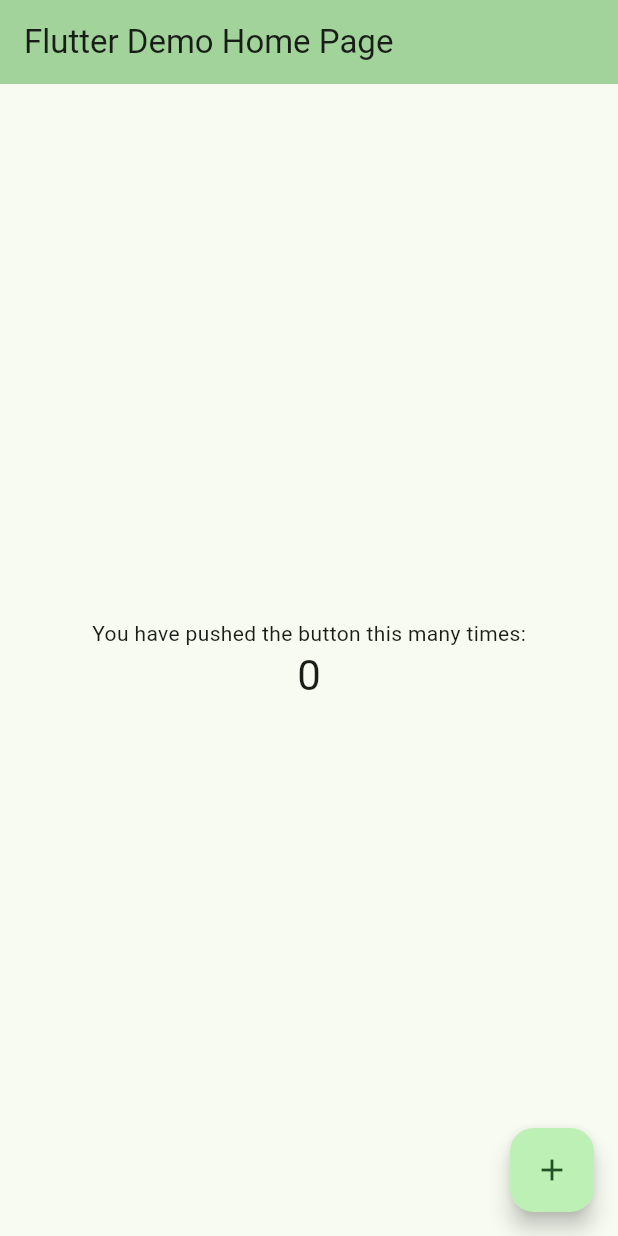
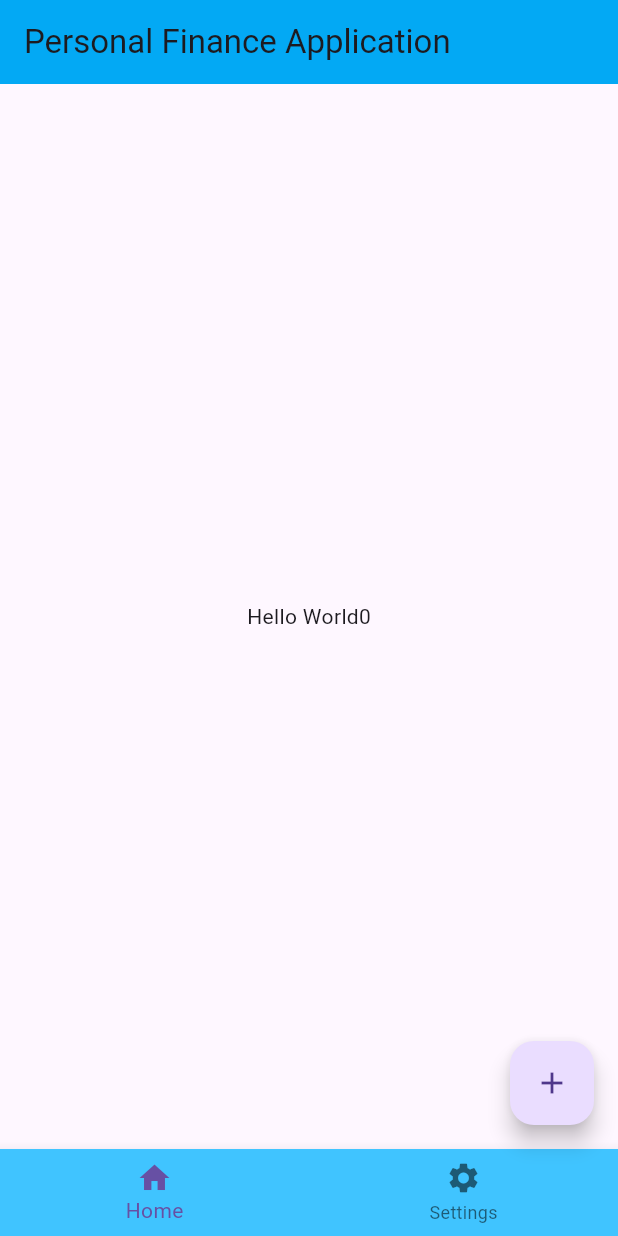
Before and after one commit to AlexKollias/financeAppFlutter, a Flutter app: the screen it shows after launch, on a phone screen of 412 x 824 dp. Run offline on Flutter 3.47's test engine with Material 3 defaults, Android fonts, the phone set to English and light mode, and no system bars.

Commit message:
Tested multiple stuff with flutter, and tried out changing to multiple screens

```diff
--- a/personal_finance_application/lib/main.dart
+++ b/personal_finance_application/lib/main.dart
@@ -1,122 +1,86 @@
 import 'package:flutter/material.dart';
+import 'package:personal_finance_application/secondPage.dart';
 
 void main() {
   runApp(const MyApp());
 }
 
-class MyApp extends StatelessWidget {
+class MyApp extends StatefulWidget {
   const MyApp({super.key});
 
-  // This widget is the root of your application.
+  @override
+  State<MyApp> createState() => _MyAppState();
+}
+
+class _MyAppState extends State<MyApp> {
+  int counter = 0;
   @override
   Widget build(BuildContext context) {
     return MaterialApp(
-      title: 'Flutter Demo',
-      theme: ThemeData(
-        // This is the theme of your application.
-        //
-        // TRY THIS: Try running your application with "flutter run". You'll see
-        // the application has a purple toolbar. Then, without quitting the app,
-        // try changing the seedColor in the colorScheme below to Colors.green
-        // and then invoke "hot reload" (save your changes or press the "hot
-        // reload" button in a Flutter-supported IDE, or press "r" if you used
-        // the command line to start the app).
-        //
-        // Notice that the counter didn't reset back to zero; the application
-        // state is not lost during the reload. To reset the state, use hot
-        // restart instead.
-        //
-        // This works for code too, not just values: Most code changes can be
-        // tested with just a hot reload.
-        colorScheme: ColorScheme.fromSeed(seedColor: Colors.green),
-      ),
-      home: const MyHomePage(title: 'Flutter Demo Home Page'),
+      home: MyHomePage(counter: counter, onIncrement: () {
+        setState(() {
+          counter++;
+        });
+      }),
     );
   }
 }
 
-class MyHomePage extends StatefulWidget {
-  const MyHomePage({super.key, required this.title});
+class MyHomePage extends StatelessWidget {
+  final int counter;
+  final VoidCallback onIncrement;
 
-  // This widget is the home page of your application. It is stateful, meaning
-  // that it has a State object (defined below) that contains fields that affect
-  // how it looks.
-
-  // This class is the configuration for the state. It holds the values (in this
-  // case the title) provided by the parent (in this case the App widget) and
-  // used by the build method of the State. Fields in a Widget subclass are
-  // always marked "final".
-
-  final String title;
-
-  @override
-  State<MyHomePage> createState() => _MyHomePageState();
-}
-
-class _MyHomePageState extends State<MyHomePage> {
-  int _counter = 0;
-
-  void _incrementCounter() {
-    setState(() {
-      // This call to setState tells the Flutter framework that something has
-      // changed in this State, which causes it to rerun the build method below
-      // so that the display can reflect the updated values. If we changed
-      // _counter without calling setState(), then the build method would not be
-      // called again, and so nothing would appear to happen.
-      _counter++;
-    });
-  }
+  const MyHomePage({
+    super.key,
+    required this.counter,
+    required this.onIncrement,
+  });
 
   @override
   Widget build(BuildContext context) {
-    // This method is rerun every time setState is called, for instance as done
-    // by the _incrementCounter method above.
-    //
-    // The Flutter framework has been optimized to make rerunning build methods
-    // fast, so that you can just rebuild anything that needs updating rather
-    // than having to individually change instances of widgets.
     return Scaffold(
       appBar: AppBar(
-        // TRY THIS: Try changing the color here to a specific color (to
-        // Colors.amber, perhaps?) and trigger a hot reload to see the AppBar
-        // change color while the other colors stay the same.
-        backgroundColor: Theme.of(context).colorScheme.inversePrimary,
-        // Here we take the value from the MyHomePage object that was created by
-        // the App.build method, and use it to set our appbar title.
-        title: Text(widget.title),
+        title: const Text('Personal Finance Application'),
+        backgroundColor: Colors.lightBlue,
+      ),
+      floatingActionButton: FloatingActionButton(
+        onPressed: onIncrement,
+        child: const Icon(Icons.add),
       ),
       body: Center(
-        // Center is a layout widget. It takes a single child and positions it
-        // in the middle of the parent.
-        child: Column(
-          // Column is also a layout widget. It takes a list of children and
-          // arranges them vertically. By default, it sizes itself to fit its
-          // children horizontally, and tries to be as tall as its parent.
-          //
-          // Column has various properties to control how it sizes itself and
-          // how it positions its children. Here we use mainAxisAlignment to
-          // center the children vertically; the main axis here is the vertical
-          // axis because Columns are vertical (the cross axis would be
-          // horizontal).
-          //
-          // TRY THIS: Invoke "debug painting" (choose the "Toggle Debug Paint"
-          // action in the IDE, or press "p" in the console), to see the
-          // wireframe for each widget.
+        child: Row(
           mainAxisAlignment: MainAxisAlignment.center,
-          children: <Widget>[
-            const Text('You have pushed the button this many times:'),
-            Text(
-              '$_counter',
-              style: Theme.of(context).textTheme.headlineMedium,
-            ),
+          children: [
+            Text('Hello '),
+            Text('World'),
+            Text('$counter'),
           ],
         ),
       ),
-      floatingActionButton: FloatingActionButton(
-        onPressed: _incrementCounter,
-        tooltip: 'Increment',
-        child: const Icon(Icons.add),
-      ), // This trailing comma makes auto-formatting nicer for build methods.
+      bottomNavigationBar: BottomNavigationBar(
+        currentIndex: 0,
+        onTap: (index) {
+          print('Tab $index tapped');
+          if (index == 1) {
+            print('Attempting to navigate to Secondpage');
+            Navigator.push(
+              context,
+              MaterialPageRoute(builder: (_) => const Secondpage()),
+            );
+          }
+        },
+        items: const [
+          BottomNavigationBarItem(
+            icon: Icon(Icons.home),
+            label: 'Home',
+          ),
+          BottomNavigationBarItem(
+            icon: Icon(Icons.settings),
+            label: 'Settings',
+          ),
+        ],
+        backgroundColor: Colors.lightBlueAccent,
+      ),
     );
   }
 }
--- /dev/null
+++ b/personal_finance_application/lib/secondPage.dart
@@ -0,0 +1,21 @@
+import 'package:flutter/material.dart';
+
+class Secondpage extends StatelessWidget {
+  const Secondpage({super.key});
+
+  @override
+  Widget build(BuildContext context) {
+    return MaterialApp(
+      home: Scaffold(
+        appBar: AppBar(
+          title: const Text('Second Page'),
+          backgroundColor: Colors.lightBlue,
+          leading: IconButton(onPressed: () => Navigator.pop(context), icon: const Icon(Icons.arrow_back)),
+        ),
+        body: const Center(
+          child: Text('This is the second page'),
+        ),
+      ),
+    );
+  }
+}
```
Also changed, not shown: personal_finance_application/flutter_01.png (added).
